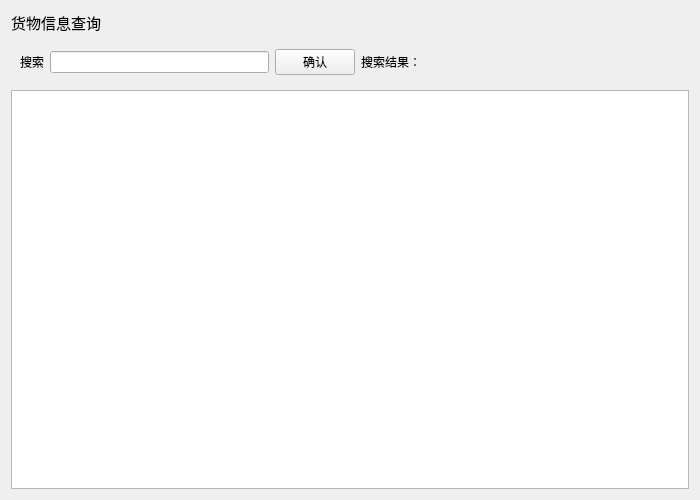
This is RFID_MS/ui/record.ui in SwaveHub/RFID_MS_QT as Qt 5 draws it before an edit. The edited form follows.
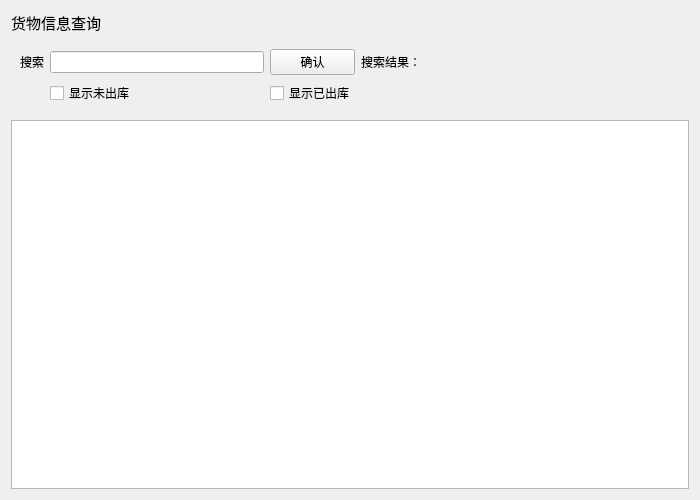
This is the edited form.

Commit message: 新增搜索结果显示内容可选及修复了部分控件显示异常问题

The edit to the form file:
```diff
--- a/RFID_MS/ui/record.ui
+++ b/RFID_MS/ui/record.ui
@@ -35,8 +35,12 @@
    <item row="1" column="0">
     <widget class="QWidget" name="widget" native="true">
      <layout class="QGridLayout" name="gridLayout">
-      <item row="0" column="1">
-       <widget class="QLineEdit" name="ed_search"/>
+      <item row="1" column="2">
+       <widget class="QCheckBox" name="cbox_out">
+        <property name="text">
+         <string>显示已出库</string>
+        </property>
+       </widget>
       </item>
       <item row="0" column="2">
        <widget class="QPushButton" name="btn_confirm">
@@ -52,6 +56,16 @@
         </property>
        </widget>
       </item>
+      <item row="1" column="1">
+       <widget class="QCheckBox" name="cbox_in">
+        <property name="text">
+         <string>显示未出库</string>
+        </property>
+       </widget>
+      </item>
+      <item row="0" column="1">
+       <widget class="QLineEdit" name="ed_search"/>
+      </item>
       <item row="0" column="4">
        <spacer name="horizontalSpacer">
         <property name="orientation">
```
Left out of the diff: 18 changed lines with no effect on the pictures. The commit also changes 63 other files.
